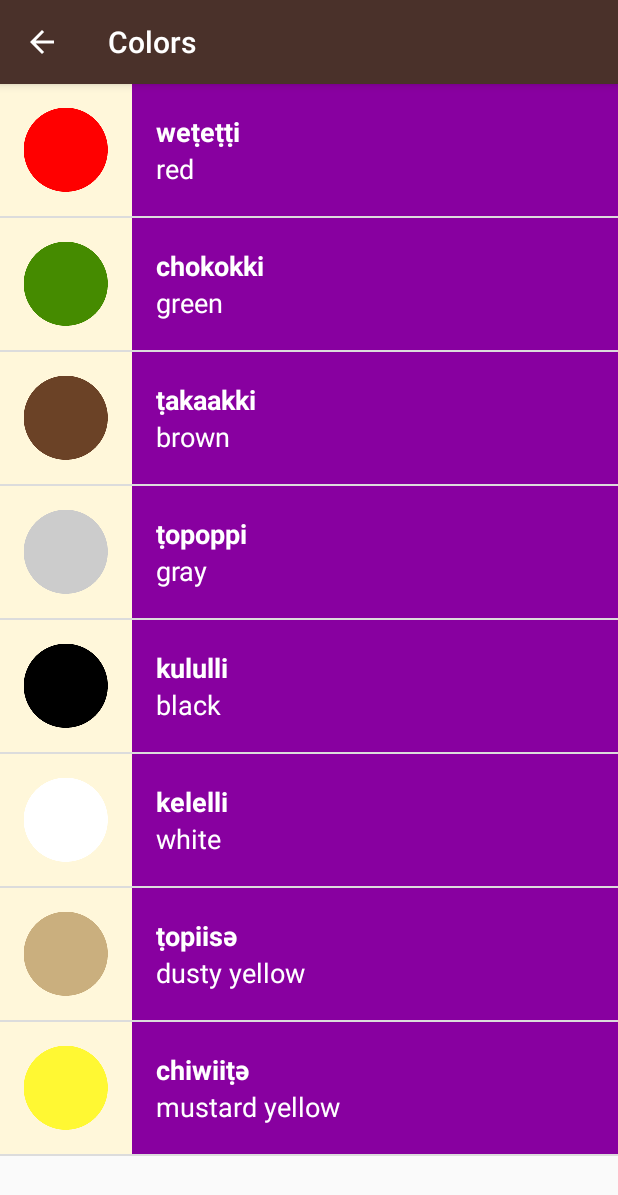
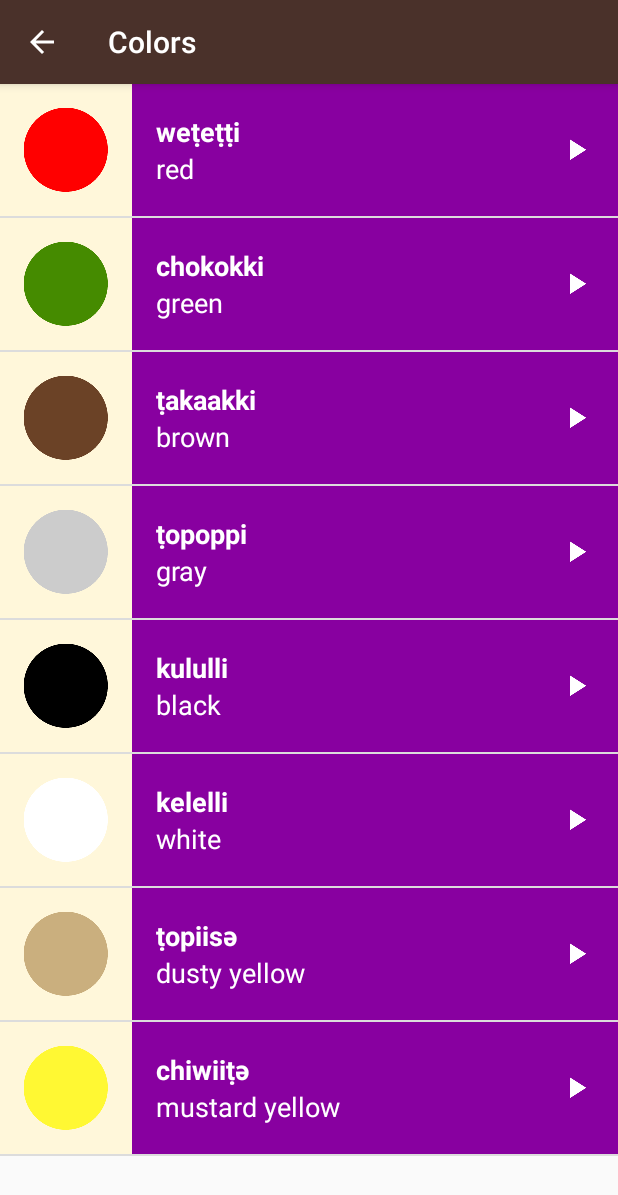
Before and after one commit to sholkayvishal/Miwok, an Android app: the ColorsActivity screen opened directly, with no data from a screen before it, on a phone screen of 412 x 824 dp. Shown: the top 1195 px of the screen. Run offline under Robolectric (Android 15) with nearby library versions, the light colour scheme and no system bars.

Commit message:
Modified list item layout

```diff
--- a/app/src/main/res/layout/list_item.xml
+++ b/app/src/main/res/layout/list_item.xml
@@ -1,24 +1,28 @@
 <?xml version="1.0" encoding="utf-8"?>
-<LinearLayout xmlns:android="http://schemas.android.com/apk/res/android"
+<RelativeLayout xmlns:android="http://schemas.android.com/apk/res/android"
     xmlns:tools="http://schemas.android.com/tools"
     android:orientation="horizontal"
     android:layout_width="match_parent"
-    android:layout_height="wrap_content"
-    android:minHeight="@dimen/list_item_height"
+    android:layout_height="@dimen/list_item_height"
+    android:background="@color/tan_background"
     >
 
     <ImageView
         android:id="@+id/image"
         android:layout_width="@dimen/list_item_height"
         android:layout_height="@dimen/list_item_height"
-        android:background="@color/tan_background"/>
+        />
 
     <LinearLayout
         android:id="@+id/text_container"
         android:layout_width="match_parent"
-        android:layout_height="match_parent"
+        android:layout_height="@dimen/list_item_height"
         android:orientation="vertical"
         android:paddingLeft="16dp"
+        android:layout_toRightOf="@id/image"
+        android:layout_alignParentRight="true"
+        android:layout_alignParentTop="true"
+        android:layout_alignParentBottom="true"
         >
         <TextView
             android:id="@+id/miwok_text_view"
@@ -44,4 +48,13 @@
             />
     </LinearLayout>
 
-</LinearLayout>
+    <ImageView
+        android:layout_width="24dp"
+        android:layout_height="24dp"
+        android:layout_alignParentRight="true"
+        android:layout_centerVertical="true"
+        android:layout_marginRight="16dp"
+        android:src="@drawable/ic_play_arrow"
+        />
+
+</RelativeLayout>
```
